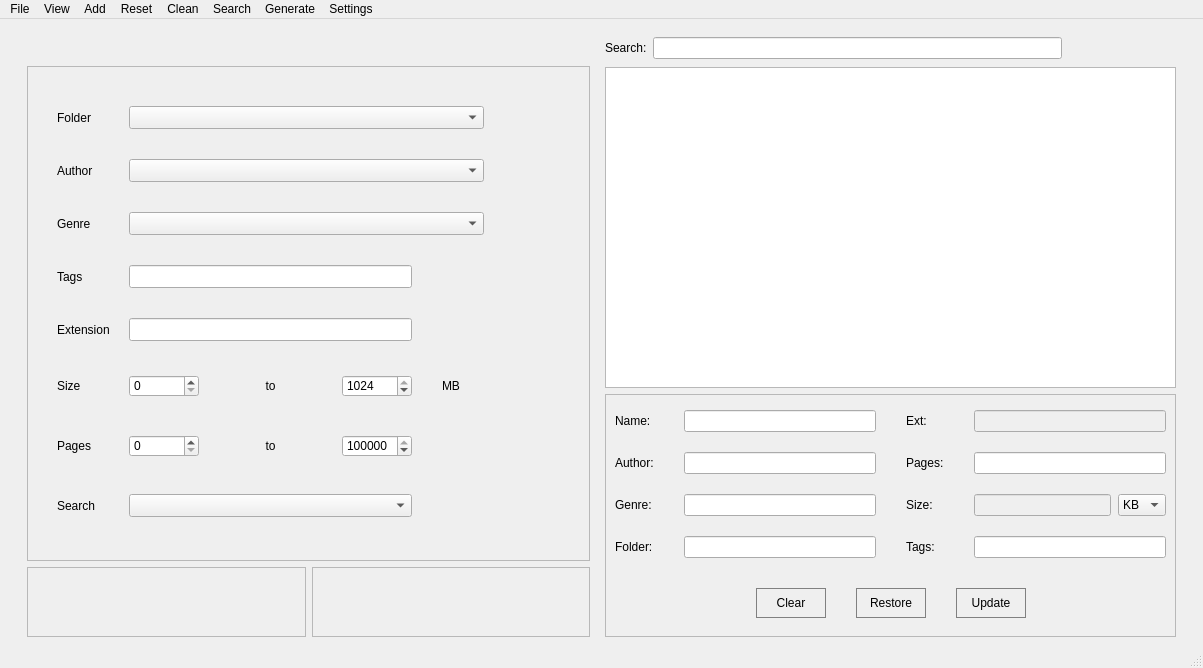
The window that mainwindow.ui (MarioFares/Ebook-Access-Cpp) describes before a commit, drawn with Qt 5.
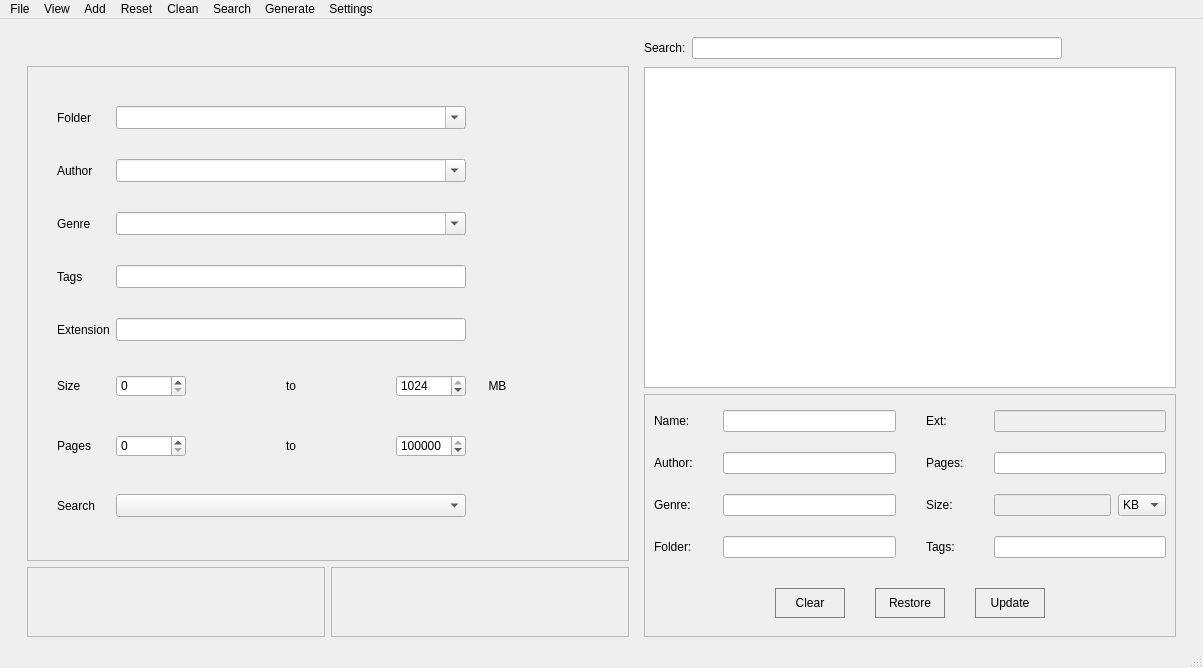
The same window after the commit. Icons and pictures are not drawn.

Commit message: Added new multi-selection mode for all criteria with icons and extDialog

What changed in the file:
```diff
--- a/mainwindow.ui
+++ b/mainwindow.ui
@@ -175,42 +175,6 @@
                  </property>
                 </widget>
                </item>
-               <item row="1" column="1" colspan="4">
-                <widget class="QComboBox" name="comboBoxAuthorCriteria">
-                 <property name="sizePolicy">
-                  <sizepolicy hsizetype="Preferred" vsizetype="Fixed">
-                   <horstretch>0</horstretch>
-                   <verstretch>0</verstretch>
-                  </sizepolicy>
-                 </property>
-                 <property name="minimumSize">
-                  <size>
-                   <width>0</width>
-                   <height>23</height>
-                  </size>
-                 </property>
-                 <property name="maximumSize">
-                  <size>
-                   <width>16777215</width>
-                   <height>16777215</height>
-                  </size>
-                 </property>
-                 <property name="editable">
-                  <bool>false</bool>
-                 </property>
-                 <property name="sizeAdjustPolicy">
-                  <enum>QComboBox::AdjustToMinimumContentsLength</enum>
-                 </property>
-                 <property name="minimumContentsLength">
-                  <number>40</number>
-                 </property>
-                 <item>
-                  <property name="text">
-                   <string/>
-                  </property>
-                 </item>
-                </widget>
-               </item>
                <item row="5" column="1">
                 <widget class="QSpinBox" name="spinBoxFromSizeCriteria">
                  <property name="maximumSize">
@@ -242,81 +206,6 @@
                  </item>
                 </widget>
                </item>
-               <item row="0" column="1" colspan="4">
-                <widget class="QComboBox" name="comboBoxFolderCriteria">
-                 <property name="sizePolicy">
-                  <sizepolicy hsizetype="Preferred" vsizetype="Fixed">
-                   <horstretch>0</horstretch>
-                   <verstretch>0</verstretch>
-                  </sizepolicy>
-                 </property>
-                 <property name="minimumSize">
-                  <size>
-                   <width>0</width>
-                   <height>23</height>
-                  </size>
-                 </property>
-                 <property name="maximumSize">
-                  <size>
-                   <width>16777215</width>
-                   <height>16777215</height>
-                  </size>
-                 </property>
-                 <property name="editable">
-                  <bool>false</bool>
-                 </property>
-                 <property name="sizeAdjustPolicy">
-                  <enum>QComboBox::AdjustToMinimumContentsLength</enum>
-                 </property>
-                 <property name="minimumContentsLength">
-                  <number>40</number>
-                 </property>
-                 <property name="frame">
-                  <bool>true</bool>
-                 </property>
-                 <item>
-                  <property name="text">
-                   <string/>
-                  </property>
-                 </item>
-                </widget>
-               </item>
-               <item row="2" column="1" colspan="4">
-                <widget class="QComboBox" name="comboBoxGenreCriteria">
-                 <property name="sizePolicy">
-                  <sizepolicy hsizetype="Preferred" vsizetype="Fixed">
-                   <horstretch>0</horstretch>
-                   <verstretch>0</verstretch>
-                  </sizepolicy>
-                 </property>
-                 <property name="minimumSize">
-                  <size>
-                   <width>0</width>
-                   <height>23</height>
-                  </size>
-                 </property>
-                 <property name="maximumSize">
-                  <size>
-                   <width>16777215</width>
-                   <height>16777215</height>
-                  </size>
-                 </property>
-                 <property name="editable">
-                  <bool>false</bool>
-                 </property>
-                 <property name="sizeAdjustPolicy">
-                  <enum>QComboBox::AdjustToMinimumContentsLength</enum>
-                 </property>
-                 <property name="minimumContentsLength">
-                  <number>40</number>
-                 </property>
-                 <item>
-                  <property name="text">
-                   <string/>
-                  </property>
-                 </item>
-                </widget>
-               </item>
                <item row="6" column="5">
                 <widget class="QPushButton" name="buttonClearCriteria">
                  <property name="minimumSize">
@@ -669,6 +558,219 @@
                  </property>
                 </widget>
                </item>
+               <item row="0" column="1" colspan="3">
+                <widget class="QComboBox" name="comboBoxFolderCriteria">
+                 <property name="sizePolicy">
+                  <sizepolicy hsizetype="Preferred" vsizetype="Fixed">
+                   <horstretch>0</horstretch>
+                   <verstretch>0</verstretch>
+                  </sizepolicy>
+                 </property>
+                 <property name="minimumSize">
+                  <size>
+                   <width>0</width>
+                   <height>23</height>
+                  </size>
+                 </property>
+                 <property name="maximumSize">
+                  <size>
+                   <width>16777215</width>
+                   <height>16777215</height>
+                  </size>
+                 </property>
+                 <property name="editable">
+                  <bool>true</bool>
+                 </property>
+                 <property name="sizeAdjustPolicy">
+                  <enum>QComboBox::AdjustToMinimumContentsLength</enum>
+                 </property>
+                 <property name="minimumContentsLength">
+                  <number>40</number>
+                 </property>
+                 <property name="frame">
+                  <bool>true</bool>
+                 </property>
+                 <item>
+                  <property name="text">
+                   <string/>
+                  </property>
+                 </item>
+                </widget>
+               </item>
+               <item row="1" column="1" colspan="3">
+                <widget class="QComboBox" name="comboBoxAuthorCriteria">
+                 <property name="sizePolicy">
+                  <sizepolicy hsizetype="Preferred" vsizetype="Fixed">
+                   <horstretch>0</horstretch>
+                   <verstretch>0</verstretch>
+                  </sizepolicy>
+                 </property>
+                 <property name="minimumSize">
+                  <size>
+                   <width>0</width>
+                   <height>23</height>
+                  </size>
+                 </property>
+                 <property name="maximumSize">
+                  <size>
+                   <width>16777215</width>
+                   <height>16777215</height>
+                  </size>
+                 </property>
+                 <property name="editable">
+                  <bool>true</bool>
+                 </property>
+                 <property name="sizeAdjustPolicy">
+                  <enum>QComboBox::AdjustToMinimumContentsLength</enum>
+                 </property>
+                 <property name="minimumContentsLength">
+                  <number>40</number>
+                 </property>
+                 <item>
+                  <property name="text">
+                   <string/>
+                  </property>
+                 </item>
+                </widget>
+               </item>
+               <item row="2" column="1" colspan="3">
+                <widget class="QComboBox" name="comboBoxGenreCriteria">
+                 <property name="sizePolicy">
+                  <sizepolicy hsizetype="Preferred" vsizetype="Fixed">
+                   <horstretch>0</horstretch>
+                   <verstretch>0</verstretch>
+                  </sizepolicy>
+                 </property>
+                 <property name="minimumSize">
+                  <size>
+                   <width>0</width>
+                   <height>23</height>
+                  </size>
+                 </property>
+                 <property name="maximumSize">
+                  <size>
+                   <width>16777215</width>
+                   <height>16777215</height>
+                  </size>
+                 </property>
+                 <property name="editable">
+                  <bool>true</bool>
+                 </property>
+                 <property name="sizeAdjustPolicy">
+                  <enum>QComboBox::AdjustToMinimumContentsLength</enum>
+                 </property>
+                 <property name="minimumContentsLength">
+                  <number>40</number>
+                 </property>
+                 <item>
+                  <property name="text">
+                   <string/>
+                  </property>
+                 </item>
+                </widget>
+               </item>
+               <item row="2" column="4">
+                <widget class="QPushButton" name="buttonGenre">
+                 <property name="cursor">
+                  <cursorShape>PointingHandCursor</cursorShape>
+                 </property>
+                 <property name="toolTip">
+                  <string>Select Genres</string>
+                 </property>
+                 <property name="styleSheet">
+                  <string notr="true">/*QPushButton{
+border: 1px solid grey;
+}
+QPushButton:hover
+{
+border: 1px solid lightblue;
+
+}*/
+border: 0px;</string>
+                 </property>
+                 <property name="text">
+                  <string/>
+                 </property>
+                 <property name="icon">
+                  <iconset resource="images.qrc">
+                   <normaloff>:/icons/add_new_icon.png</normaloff>:/icons/add_new_icon.png</iconset>
+                 </property>
+                 <property name="iconSize">
+                  <size>
+                   <width>20</width>
+                   <height>20</height>
+                  </size>
+                 </property>
+                </widget>
+               </item>
+               <item row="1" column="4">
+                <widget class="QPushButton" name="buttonAuthor">
+                 <property name="cursor">
+                  <cursorShape>PointingHandCursor</cursorShape>
+                 </property>
+                 <property name="toolTip">
+                  <string>Select Authors</string>
+                 </property>
+                 <property name="styleSheet">
+                  <string notr="true">/*QPushButton{
+border: 1px solid grey;
+}
+QPushButton:hover
+{
+border: 1px solid lightblue;
+
+}*/
+border: 0px;</string>
+                 </property>
+                 <property name="text">
+                  <string/>
+                 </property>
+                 <property name="icon">
+                  <iconset resource="images.qrc">
+                   <normaloff>:/icons/add_user_icon.png</normaloff>:/icons/add_user_icon.png</iconset>
+                 </property>
+                 <property name="iconSize">
+                  <size>
+                   <width>20</width>
+                   <height>20</height>
+                  </size>
+                 </property>
+                </widget>
+               </item>
+               <item row="0" column="4">
+                <widget class="QPushButton" name="buttonFolder">
+                 <property name="cursor">
+                  <cursorShape>PointingHandCursor</cursorShape>
+                 </property>
+                 <property name="toolTip">
+                  <string>Select Folders</string>
+                 </property>
+                 <property name="styleSheet">
+                  <string notr="true">/*QPushButton{
+border: 1px solid grey;
+}
+QPushButton:hover
+{
+border: 1px solid lightblue;
+
+}*/
+border: 0px;</string>
+                 </property>
+                 <property name="text">
+                  <string/>
+                 </property>
+                 <property name="icon">
+                  <iconset resource="images.qrc">
+                   <normaloff>:/icons/add_folder_icon.png</normaloff>:/icons/add_folder_icon.png</iconset>
+                 </property>
+                 <property name="iconSize">
+                  <size>
+                   <width>20</width>
+                   <height>20</height>
+                  </size>
+                 </property>
+                </widget>
+               </item>
               </layout>
              </item>
             </layout>
```
Left out of the diff: 4 changed lines with no effect on the pictures. The commit also changes 2 other files.
